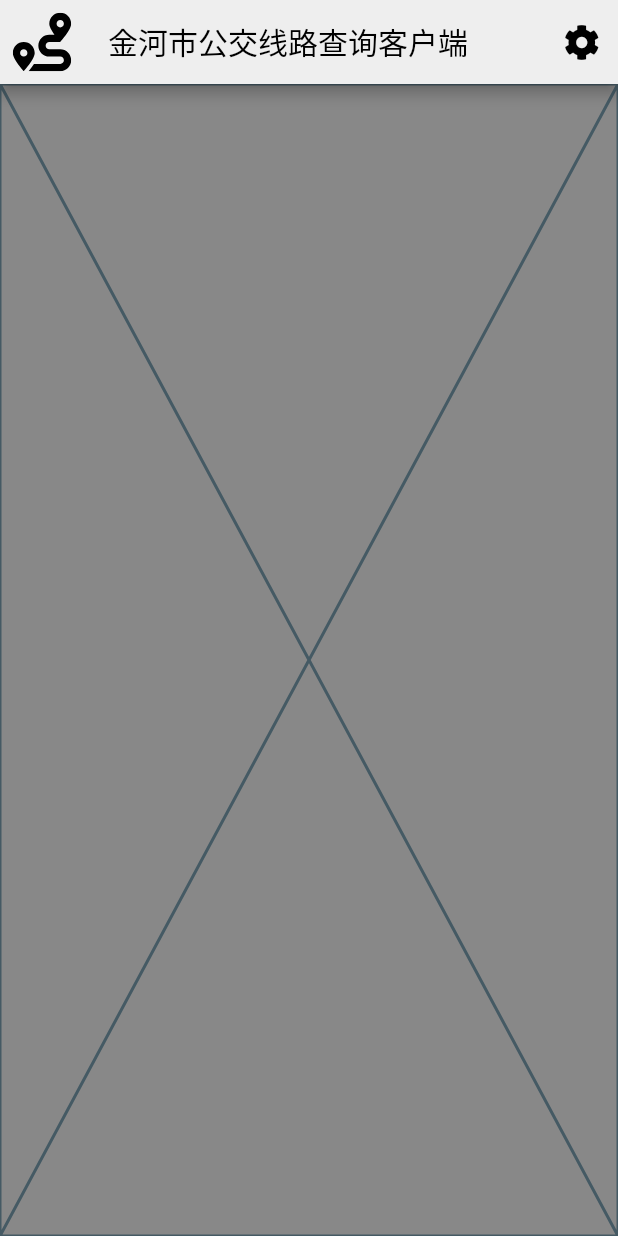
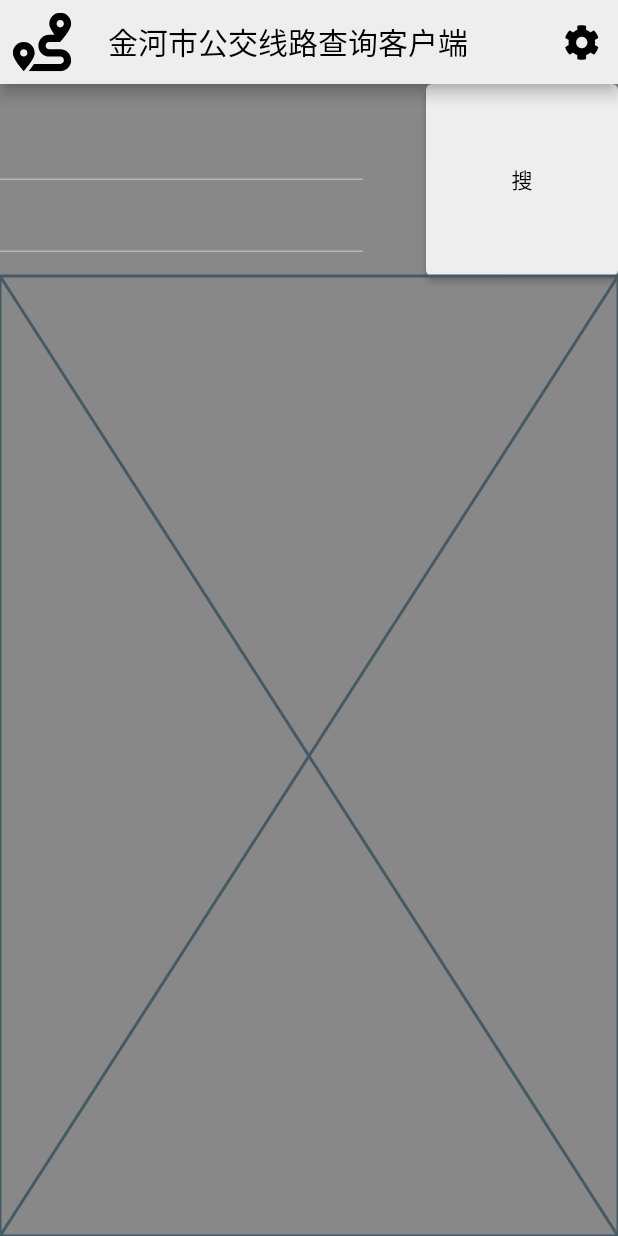
Before and after one commit to CCXXXI/jinhe-bus-routes-client, a Flutter app: the screen it shows after launch, on a phone screen of 412 x 824 dp. Run offline on Flutter 3.47's test engine with Material 2 defaults, Android fonts, the phone set to English and light mode, and no system bars; our stand-ins replace badges, cookie_jar, dio, dio_cookie_manager, flutter_settings_screens, flutter_spinkit and 7 more; missing offline and left inert: dio_cache_interceptor, dio_cache_interceptor_hive_store, flutter_loggy, flutter_loggy_dio, window_size; accounts and stored records are empty; statements that could not run were skipped.

Commit message:
feat(query): basic logic

```diff
--- a/jinhe_client/lib/home/query/query_logic.dart
+++ b/jinhe_client/lib/home/query/query_logic.dart
@@ -3,11 +3,12 @@ import 'dart:collection';
 import 'package:freezed_annotation/freezed_annotation.dart';
 import 'package:get/get.dart';
 
+import '../../utils/log.dart';
 import '../../utils/web.dart';
 
 part 'query_logic.freezed.dart';
 
-class QueryLogic extends GetxController {
+class QueryLogic extends GetxController with L {
   final dataList = <Data>[];
   final busy = true.obs;
 
@@ -44,6 +45,31 @@ class QueryLogic extends GetxController {
     });
 
     busy.value = false;
+  }
+
+  Data? data0, data1;
+
+  void updateData0(Data data) {
+    data0 = data;
+    check();
+  }
+
+  void updateData1(Data data) {
+    data1 = data;
+    check();
+  }
+
+  final searchText = '搜'.obs;
+
+  void check() {
+    // todo
+    l.debug(data0);
+    l.debug(data1);
+  }
+
+  void search() {
+    // todo
+    searchText.value = searchText.value * 2;
   }
 }
 
--- a/jinhe_client/lib/home/query/query_view.dart
+++ b/jinhe_client/lib/home/query/query_view.dart
@@ -10,6 +10,57 @@ class QueryWidget extends StatelessWidget {
 
   @override
   Widget build(BuildContext context) {
-    return const Placeholder();
+    return Column(
+      children: [
+        ConstrainedBox(
+          constraints: const BoxConstraints(maxWidth: 800),
+          child: Row(
+            children: [
+              Expanded(
+                child: Column(
+                  children: [
+                    MyAutocomplete(logic, logic.updateData0),
+                    MyAutocomplete(logic, logic.updateData1),
+                  ],
+                ),
+              ),
+              const SizedBox(width: 42),
+              SizedBox(
+                width: 128,
+                height: 128,
+                child: ElevatedButton(
+                  onPressed: logic.search,
+                  child: Obx(
+                    () => Text(logic.searchText.value),
+                  ),
+                ),
+              ),
+            ],
+          ),
+        ),
+        const Expanded(
+          child: Placeholder(),
+        ),
+      ],
+    );
   }
 }
+
+class MyAutocomplete extends StatelessWidget {
+  final QueryLogic logic;
+  final void Function(Data) onSelected;
+
+  const MyAutocomplete(this.logic, this.onSelected, {Key? key})
+      : super(key: key);
+
+  @override
+  Widget build(BuildContext context) {
+    return Autocomplete<Data>(
+      displayStringForOption: (e) => e.str,
+      optionsBuilder: (t) => logic.dataList.where(
+        (e) => e.str.toLowerCase().contains(t.text.toLowerCase()),
+      ),
+      onSelected: onSelected,
+    );
+  }
+}
```
